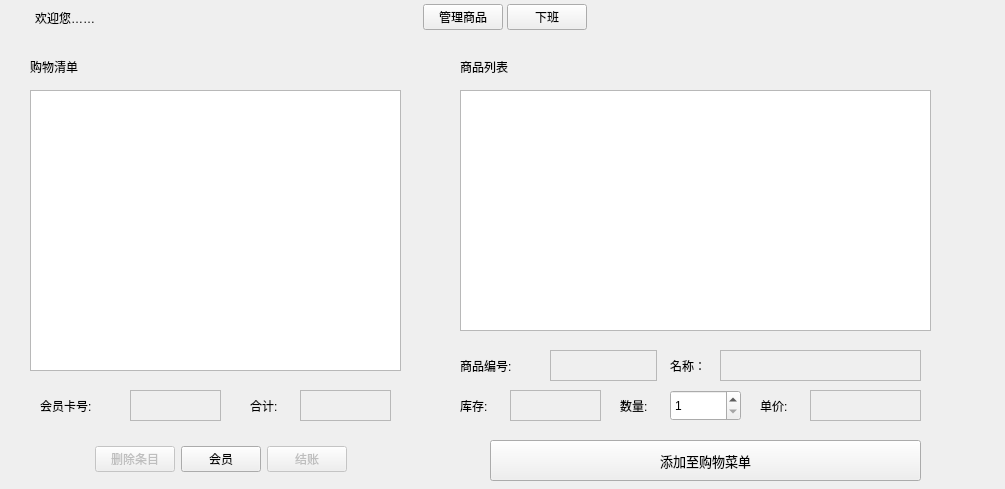
Old version of the form shop/mainwindow.ui in the repository p1o1s1/Database-Experiment.
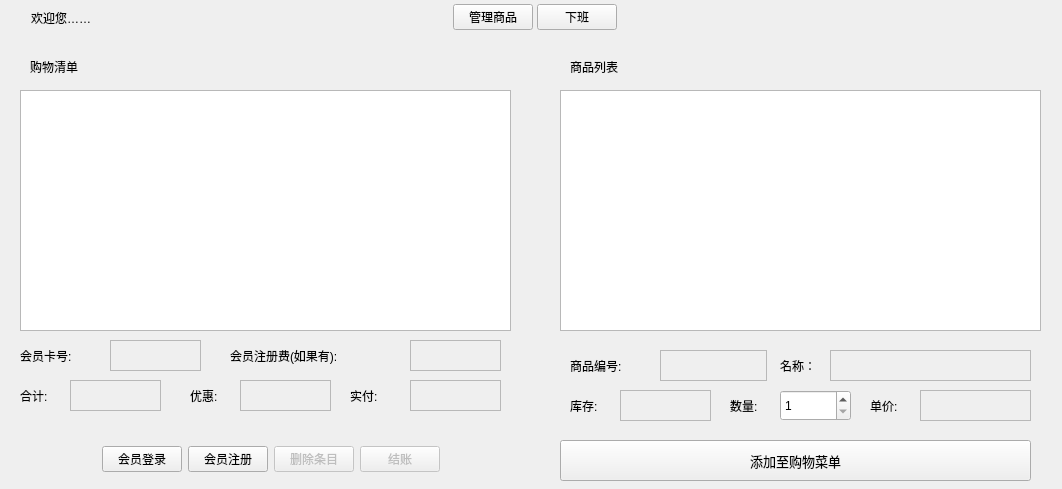
New version of the form.

Commit message: 会员操作

Patch:
```diff
--- a/shop/mainwindow.ui
+++ b/shop/mainwindow.ui
@@ -6,7 +6,7 @@
    <rect>
     <x>0</x>
     <y>0</y>
-    <width>1005</width>
+    <width>1062</width>
     <height>489</height>
    </rect>
   </property>
@@ -16,7 +16,7 @@
   <widget class="QWidget" name="layoutWidget">
    <property name="geometry">
     <rect>
-     <x>-20</x>
+     <x>30</x>
      <y>440</y>
      <width>482</width>
      <height>38</height>
@@ -38,6 +38,26 @@
     </item>
     <item>
      <layout class="QHBoxLayout" name="horizontalLayout_78">
+      <item>
+       <widget class="QPushButton" name="pbnModifySup_3">
+        <property name="styleSheet">
+         <string notr="true"/>
+        </property>
+        <property name="text">
+         <string>会员登录</string>
+        </property>
+       </widget>
+      </item>
+      <item>
+       <widget class="QPushButton" name="pbnregister">
+        <property name="styleSheet">
+         <string notr="true"/>
+        </property>
+        <property name="text">
+         <string>会员注册</string>
+        </property>
+       </widget>
+      </item>
       <item>
        <widget class="QPushButton" name="pbnAddSuupe_3">
         <property name="enabled">
@@ -52,17 +72,7 @@
        </widget>
       </item>
       <item>
-       <widget class="QPushButton" name="pbnModifySup_3">
-        <property name="styleSheet">
-         <string notr="true"/>
-        </property>
-        <property name="text">
-         <string>会员</string>
-        </property>
-       </widget>
-      </item>
-      <item>
-       <widget class="QPushButton" name="pbnDeleteSupply_3">
+       <widget class="QPushButton" name="pbnpay">
         <property name="enabled">
          <bool>false</bool>
         </property>
@@ -97,9 +107,9 @@
    </property>
    <property name="geometry">
     <rect>
-     <x>460</x>
+     <x>560</x>
      <y>90</y>
-     <width>471</width>
+     <width>481</width>
      <height>241</height>
     </rect>
    </property>
@@ -107,17 +117,17 @@
   <widget class="QTableView" name="buy_list">
    <property name="geometry">
     <rect>
-     <x>30</x>
+     <x>20</x>
      <y>90</y>
-     <width>371</width>
-     <height>281</height>
+     <width>491</width>
+     <height>241</height>
     </rect>
    </property>
   </widget>
   <widget class="QLabel" name="lab_Title_4">
    <property name="geometry">
     <rect>
-     <x>460</x>
+     <x>570</x>
      <y>50</y>
      <width>545</width>
      <height>33</height>
@@ -145,7 +155,7 @@
    </property>
    <property name="geometry">
     <rect>
-     <x>720</x>
+     <x>830</x>
      <y>350</y>
      <width>201</width>
      <height>31</height>
@@ -155,26 +165,6 @@
     <bool>true</bool>
    </property>
   </widget>
-  <widget class="QLabel" name="label_10">
-   <property name="geometry">
-    <rect>
-     <x>1050</x>
-     <y>440</y>
-     <width>51</width>
-     <height>41</height>
-    </rect>
-   </property>
-   <property name="font">
-    <font>
-     <pointsize>12</pointsize>
-     <weight>50</weight>
-     <bold>false</bold>
-    </font>
-   </property>
-   <property name="text">
-    <string>数量:</string>
-   </property>
-  </widget>
   <widget class="QPushButton" name="push_addgoods">
    <property name="geometry">
     <rect>
@@ -261,9 +251,9 @@
    </property>
    <property name="geometry">
     <rect>
-     <x>490</x>
+     <x>560</x>
      <y>440</y>
-     <width>431</width>
+     <width>471</width>
      <height>41</height>
     </rect>
    </property>
@@ -282,7 +272,7 @@
   <widget class="QLabel" name="label_12">
    <property name="geometry">
     <rect>
-     <x>760</x>
+     <x>870</x>
      <y>390</y>
      <width>51</width>
      <height>31</height>
@@ -295,7 +285,7 @@
   <widget class="QLabel" name="label_8">
    <property name="geometry">
     <rect>
-     <x>460</x>
+     <x>570</x>
      <y>390</y>
      <width>51</width>
      <height>31</height>
@@ -311,7 +301,7 @@
    </property>
    <property name="geometry">
     <rect>
-     <x>810</x>
+     <x>920</x>
      <y>390</y>
      <width>111</width>
      <height>31</height>
@@ -324,7 +314,7 @@
    </property>
    <property name="geometry">
     <rect>
-     <x>510</x>
+     <x>620</x>
      <y>390</y>
      <width>91</width>
      <height>31</height>
@@ -334,7 +324,7 @@
   <widget class="QSpinBox" name="num">
    <property name="geometry">
     <rect>
-     <x>670</x>
+     <x>780</x>
      <y>390</y>
      <width>71</width>
      <height>31</height>
@@ -347,7 +337,7 @@
   <widget class="QLabel" name="label_15">
    <property name="geometry">
     <rect>
-     <x>460</x>
+     <x>570</x>
      <y>350</y>
      <width>91</width>
      <height>31</height>
@@ -360,7 +350,7 @@
   <widget class="QLabel" name="label_16">
    <property name="geometry">
     <rect>
-     <x>670</x>
+     <x>780</x>
      <y>350</y>
      <width>91</width>
      <height>31</height>
@@ -373,7 +363,7 @@
   <widget class="QLabel" name="label_11">
    <property name="geometry">
     <rect>
-     <x>620</x>
+     <x>730</x>
      <y>390</y>
      <width>51</width>
      <height>31</height>
@@ -411,8 +401,8 @@
   <widget class="QLabel" name="label_17">
    <property name="geometry">
     <rect>
-     <x>40</x>
-     <y>390</y>
+     <x>20</x>
+     <y>340</y>
      <width>91</width>
      <height>31</height>
     </rect>
@@ -421,14 +411,14 @@
     <string>会员卡号:</string>
    </property>
   </widget>
-  <widget class="QTextBrowser" name="textBrowser_3">
+  <widget class="QTextBrowser" name="vipno">
    <property name="enabled">
     <bool>false</bool>
    </property>
    <property name="geometry">
     <rect>
-     <x>130</x>
-     <y>390</y>
+     <x>110</x>
+     <y>340</y>
      <width>91</width>
      <height>31</height>
     </rect>
@@ -443,8 +433,8 @@
    </property>
    <property name="geometry">
     <rect>
-     <x>300</x>
-     <y>390</y>
+     <x>70</x>
+     <y>380</y>
      <width>91</width>
      <height>31</height>
     </rect>
@@ -456,8 +446,8 @@
   <widget class="QLabel" name="label_18">
    <property name="geometry">
     <rect>
-     <x>250</x>
-     <y>390</y>
+     <x>20</x>
+     <y>380</y>
      <width>91</width>
      <height>31</height>
     </rect>
@@ -469,7 +459,7 @@
   <widget class="QWidget" name="widget_title_3" native="true">
    <property name="geometry">
     <rect>
-     <x>1</x>
+     <x>31</x>
      <y>1</y>
      <width>630</width>
      <height>33</height>
@@ -509,28 +499,6 @@
     <property name="bottomMargin">
      <number>0</number>
     </property>
-    <item>
-     <widget class="QLabel" name="lab_Ico_3">
-      <property name="sizePolicy">
-       <sizepolicy hsizetype="Minimum" vsizetype="Preferred">
-        <horstretch>0</horstretch>
-        <verstretch>0</verstretch>
-       </sizepolicy>
-      </property>
-      <property name="minimumSize">
-       <size>
-        <width>30</width>
-        <height>0</height>
-       </size>
-      </property>
-      <property name="text">
-       <string/>
-      </property>
-      <property name="alignment">
-       <set>Qt::AlignCenter</set>
-      </property>
-     </widget>
-    </item>
     <item>
      <widget class="QLabel" name="lab_Title_3">
       <property name="sizePolicy">
@@ -550,6 +518,28 @@
       </property>
      </widget>
     </item>
+    <item>
+     <widget class="QLabel" name="lab_Ico_3">
+      <property name="sizePolicy">
+       <sizepolicy hsizetype="Minimum" vsizetype="Preferred">
+        <horstretch>0</horstretch>
+        <verstretch>0</verstretch>
+       </sizepolicy>
+      </property>
+      <property name="minimumSize">
+       <size>
+        <width>30</width>
+        <height>0</height>
+       </size>
+      </property>
+      <property name="text">
+       <string/>
+      </property>
+      <property name="alignment">
+       <set>Qt::AlignCenter</set>
+      </property>
+     </widget>
+    </item>
     <item>
      <layout class="QHBoxLayout" name="horizontalLayout_79">
       <item>
@@ -640,7 +630,7 @@
    </property>
    <property name="geometry">
     <rect>
-     <x>550</x>
+     <x>660</x>
      <y>350</y>
      <width>107</width>
      <height>31</height>
@@ -650,6 +640,93 @@
     <bool>true</bool>
    </property>
   </widget>
+  <widget class="QLabel" name="label_19">
+   <property name="geometry">
+    <rect>
+     <x>230</x>
+     <y>340</y>
+     <width>171</width>
+     <height>31</height>
+    </rect>
+   </property>
+   <property name="text">
+    <string>会员注册费(如果有):</string>
+   </property>
+  </widget>
+  <widget class="QTextBrowser" name="discount">
+   <property name="enabled">
+    <bool>false</bool>
+   </property>
+   <property name="geometry">
+    <rect>
+     <x>240</x>
+     <y>380</y>
+     <width>91</width>
+     <height>31</height>
+    </rect>
+   </property>
+   <property name="readOnly">
+    <bool>true</bool>
+   </property>
+  </widget>
+  <widget class="QLabel" name="label_20">
+   <property name="geometry">
+    <rect>
+     <x>190</x>
+     <y>380</y>
+     <width>91</width>
+     <height>31</height>
+    </rect>
+   </property>
+   <property name="text">
+    <string>优惠:</string>
+   </property>
+  </widget>
+  <widget class="QTextBrowser" name="vippay">
+   <property name="enabled">
+    <bool>false</bool>
+   </property>
+   <property name="geometry">
+    <rect>
+     <x>410</x>
+     <y>340</y>
+     <width>91</width>
+     <height>31</height>
+    </rect>
+   </property>
+   <property name="readOnly">
+    <bool>true</bool>
+   </property>
+  </widget>
+  <widget class="QLabel" name="label_21">
+   <property name="geometry">
+    <rect>
+     <x>350</x>
+     <y>380</y>
+     <width>91</width>
+     <height>31</height>
+    </rect>
+   </property>
+   <property name="text">
+    <string>实付:</string>
+   </property>
+  </widget>
+  <widget class="QTextBrowser" name="pay">
+   <property name="enabled">
+    <bool>false</bool>
+   </property>
+   <property name="geometry">
+    <rect>
+     <x>410</x>
+     <y>380</y>
+     <width>91</width>
+     <height>31</height>
+    </rect>
+   </property>
+   <property name="readOnly">
+    <bool>true</bool>
+   </property>
+  </widget>
  </widget>
  <resources/>
  <connections/>
```
The commit also changes 10 other files.
